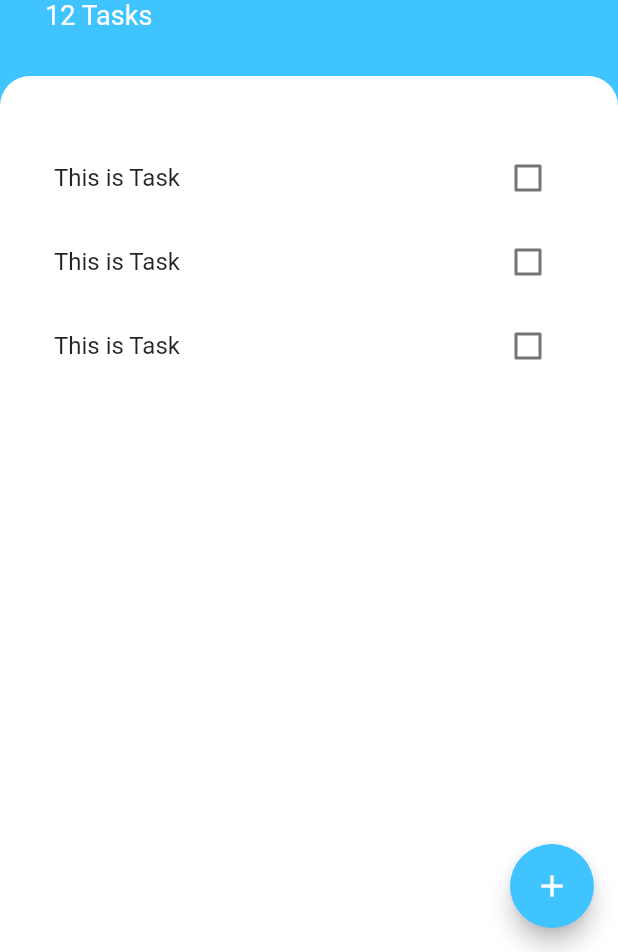
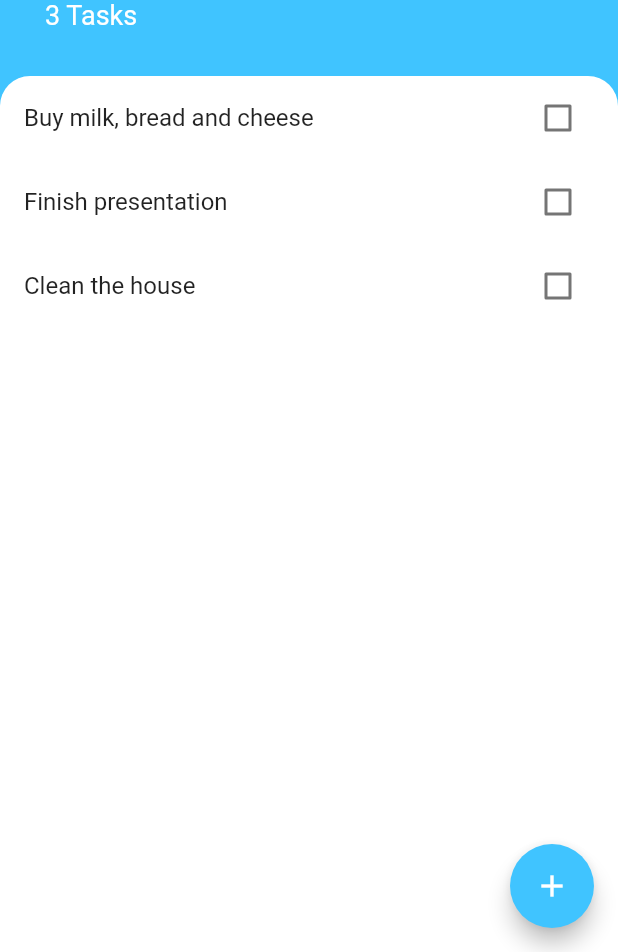
Before and after one commit to auyelgazin/to_do_app, a Flutter app: the screen it shows after launch, on a phone screen of 412 x 824 dp, the part 284-1236 px from its top. Run offline on Flutter 3.47's test engine with Material 2 defaults, Android fonts, the phone set to English and light mode, and no system bars.

Commit message:
task adding function completed

```diff
--- /dev/null
+++ b/lib/models/task.dart
@@ -0,0 +1,10 @@
+class Task {
+  final String name;
+  bool isDone;
+
+  Task({this.name, this.isDone = false});
+
+  void toggleDone() {
+    isDone = !isDone;
+  }
+}
--- a/lib/screens/add_task_screen.dart
+++ b/lib/screens/add_task_screen.dart
@@ -1,6 +1,11 @@
 import 'package:flutter/material.dart';
 
 class AddTaskScreen extends StatelessWidget {
+  String newTask;
+  Function addTaskCallback;
+
+  AddTaskScreen(this.addTaskCallback);
+
   @override
   Widget build(BuildContext context) {
     return Container(
@@ -25,9 +30,14 @@ class AddTaskScreen extends StatelessWidget {
             ),
             TextField(
               autofocus: true,
+              onChanged: (newValue) {
+                newTask = newValue;
+              },
             ),
             FlatButton(
-              onPressed: () {},
+              onPressed: () {
+                addTaskCallback(newTask);
+              },
               child: Text(
                 'Add',
                 style: TextStyle(color: Colors.white),
--- a/lib/screens/tasks_screen.dart
+++ b/lib/screens/tasks_screen.dart
@@ -1,8 +1,20 @@
 import 'package:flutter/material.dart';
 import 'package:to_do_app/screens/add_task_screen.dart';
 import 'package:to_do_app/widgets/tasks_list.dart';
+import 'package:to_do_app/models/task.dart';
 
-class TasksScreen extends StatelessWidget {
+class TasksScreen extends StatefulWidget {
+  @override
+  _TasksScreenState createState() => _TasksScreenState();
+}
+
+class _TasksScreenState extends State<TasksScreen> {
+  List<Task> tasks = [
+    Task(name: 'Buy milk, bread and cheese'),
+    Task(name: 'Finish presentation'),
+    Task(name: 'Clean the house'),
+  ];
+
   @override
   Widget build(BuildContext context) {
     return Scaffold(
@@ -18,7 +30,16 @@ class TasksScreen extends StatelessWidget {
               child: Container(
                 padding: EdgeInsets.only(
                     bottom: MediaQuery.of(context).viewInsets.bottom),
-                child: AddTaskScreen(),
+                child: AddTaskScreen(
+                  (newTask) {
+                    setState(() {
+                      tasks.add(
+                        Task(name: newTask),
+                      );
+                    });
+                    Navigator.pop(context);
+                  },
+                ),
               ),
             ),
           );
@@ -53,7 +74,7 @@ class TasksScreen extends StatelessWidget {
                   ),
                 ),
                 Text(
-                  '12 Tasks',
+                  '${tasks.length.toString()} Tasks',
                   style: TextStyle(
                     color: Colors.white,
                     fontSize: 18,
@@ -71,7 +92,7 @@ class TasksScreen extends StatelessWidget {
                   topLeft: Radius.circular(20),
                 ),
               ),
-              child: TasksList(),
+              child: TasksList(tasks),
             ),
           ),
         ],
--- a/lib/widgets/task_tile.dart
+++ b/lib/widgets/task_tile.dart
@@ -1,44 +1,31 @@
 import 'package:flutter/material.dart';
 
-class TaskTile extends StatefulWidget {
-  @override
-  _TaskTileState createState() => _TaskTileState();
-}
+class TaskTile extends StatelessWidget {
+  final bool isChecked;
+  final String task;
+  final Function toggle;
 
-class _TaskTileState extends State<TaskTile> {
-  bool isChecked = false;
+  TaskTile(this.task, this.isChecked, this.toggle);
 
-  void checkboxCallback(bool checkboxState) {
-    setState(() {
-      isChecked = checkboxState;
-    });
-  }
+  // void checkboxCallback(bool checkboxState) {
+  //   setState(() {
+  //     isChecked = checkboxState;
+  //   });
+  // }
 
   @override
   Widget build(BuildContext context) {
     return ListTile(
       title: Text(
-        'This is Task',
+        task,
         style: TextStyle(
           decoration: isChecked ? TextDecoration.lineThrough : null,
         ),
       ),
-      trailing: TaskCheckbox(isChecked, checkboxCallback),
+      trailing: Checkbox(
+        value: isChecked,
+        onChanged: toggle,
+      ),
     );
   }
 }
-
-class TaskCheckbox extends StatelessWidget {
-  final bool checkboxState;
-  final Function checkboxCallback;
-
-  TaskCheckbox(this.checkboxState, this.checkboxCallback);
-
-  @override
-  Widget build(BuildContext context) {
-    return Checkbox(
-      value: checkboxState,
-      onChanged: checkboxCallback,
-    );
-  }
-}
--- a/lib/widgets/tasks_list.dart
+++ b/lib/widgets/tasks_list.dart
@@ -1,16 +1,31 @@
 import 'package:flutter/material.dart';
 import 'task_tile.dart';
+import 'package:to_do_app/models/task.dart';
 
-class TasksList extends StatelessWidget {
+class TasksList extends StatefulWidget {
+  final List<Task> tasks;
+  TasksList(this.tasks);
+
+  @override
+  _TasksListState createState() => _TasksListState();
+}
+
+class _TasksListState extends State<TasksList> {
   @override
   Widget build(BuildContext context) {
-    return ListView(
-      padding: EdgeInsets.symmetric(horizontal: 20, vertical: 40),
-      children: [
-        TaskTile(),
-        TaskTile(),
-        TaskTile(),
-      ],
+    return ListView.builder(
+      itemBuilder: (context, index) {
+        return TaskTile(
+          widget.tasks[index].name,
+          widget.tasks[index].isDone,
+          (bool checkboxState) {
+            setState(() {
+              widget.tasks[index].toggleDone();
+            });
+          },
+        );
+      },
+      itemCount: widget.tasks.length,
     );
   }
 }
```
